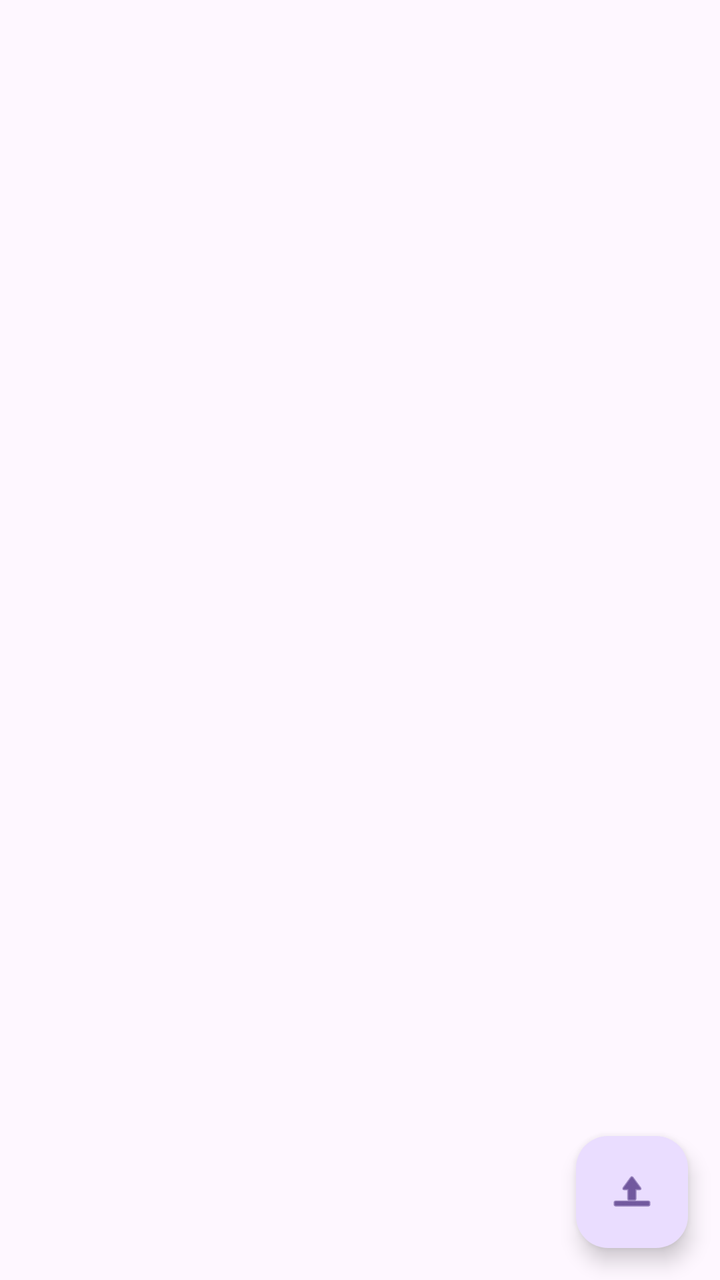
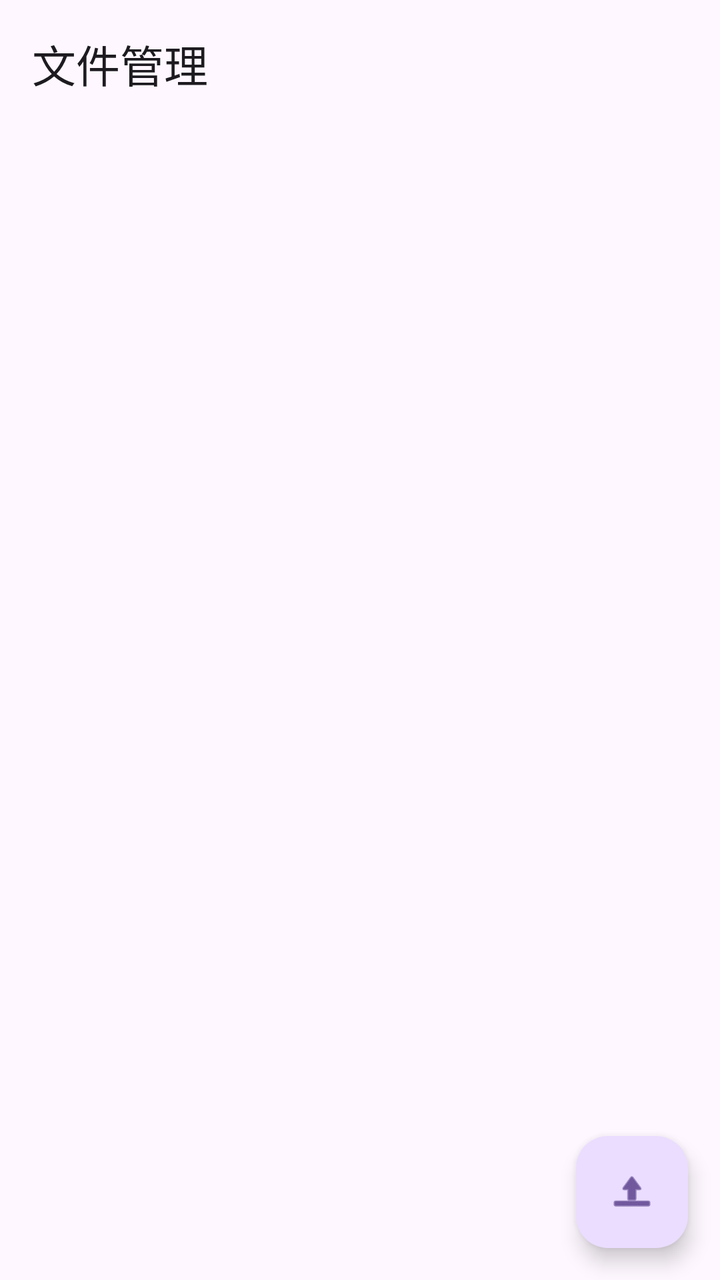

Screens rendered from an Android XML layout before and after an edit, with the pre-edit source and the edit as a unified diff.
<!-- AndroidManifest.xml: application theme Theme.NASClient -->
<!-- res/layout/activity_file_list.xml -->
<?xml version="1.0" encoding="utf-8"?>
<androidx.coordinatorlayout.widget.CoordinatorLayout 
    xmlns:android="http://schemas.android.com/apk/res/android"
    xmlns:app="http://schemas.android.com/apk/res-auto"
    android:layout_width="match_parent"
    android:layout_height="match_parent">

    <com.google.android.material.appbar.AppBarLayout
        android:layout_width="match_parent"
        android:layout_height="wrap_content">
        <com.google.android.material.appbar.MaterialToolbar
            android:id="@+id/toolbar"
            android:layout_width="match_parent"
            android:layout_height="?attr/actionBarSize" />
    </com.google.android.material.appbar.AppBarLayout>

    <androidx.recyclerview.widget.RecyclerView
        android:id="@+id/recyclerView"
        android:layout_width="match_parent"
        android:layout_height="match_parent"
        app:layout_behavior="@string/appbar_scrolling_view_behavior" />

    <com.google.android.material.floatingactionbutton.FloatingActionButton
        android:id="@+id/fabUpload"
        android:layout_width="wrap_content"
        android:layout_height="wrap_content"
        android:layout_gravity="bottom|end"
        android:layout_margin="16dp"
        android:contentDescription="上传文件"
        app:srcCompat="@android:drawable/ic_menu_upload" />
        
</androidx.coordinatorlayout.widget.CoordinatorLayout>
<!-- resources referenced by this layout -->
<resources>
  <style name="Theme.NASClient" parent="Theme.Material3.DayNight.NoActionBar">
          <item name="colorPrimary">#6750A4</item>
          <item name="colorOnPrimary">#FFFFFF</item>
          <item name="colorPrimaryContainer">#EADDFF</item>
          <item name="colorOnPrimaryContainer">#21005D</item>
      </style>
</resources>

<!-- the commit's change to res/layout/activity_file_list.xml (unified diff, before → after) -->
@@ -11,7 +11,8 @@
         <com.google.android.material.appbar.MaterialToolbar
             android:id="@+id/toolbar"
             android:layout_width="match_parent"
-            android:layout_height="?attr/actionBarSize" />
+            android:layout_height="?attr/actionBarSize"
+            app:title="文件管理" />
     </com.google.android.material.appbar.AppBarLayout>
 
     <androidx.recyclerview.widget.RecyclerView
